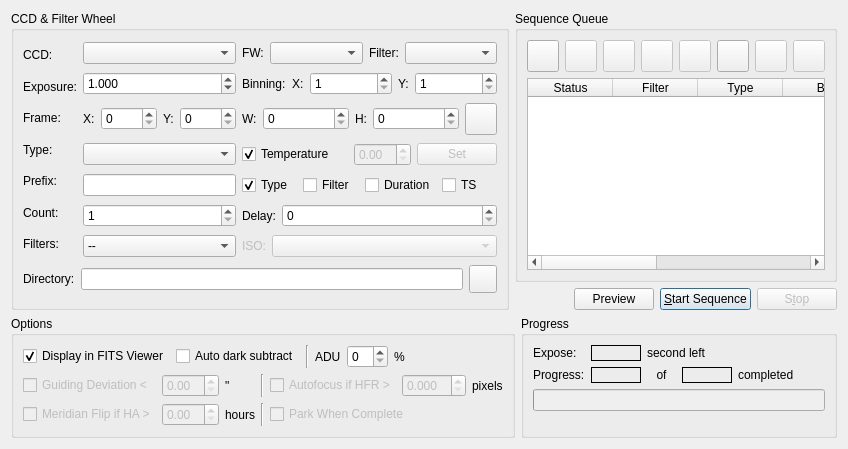
Old version of the form kstars/ekos/capture.ui in the repository KDE/kstars.
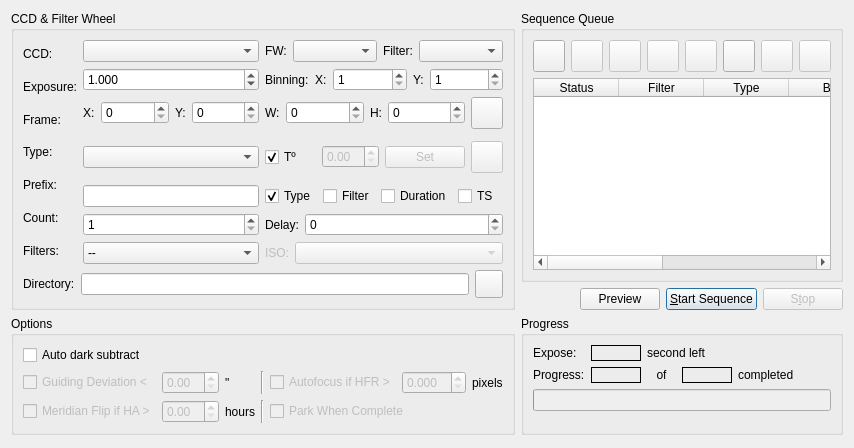
New version of the form.

Commit message: Remove display FITS option as it was an extra options that made things more complex and was not useful. FITS is always displayed now in the FITS viewer. Add preliminary work for flat field options

Diff of the .ui file:
```diff
--- a/kstars/ekos/capture.ui
+++ b/kstars/ekos/capture.ui
@@ -6,12 +6,10 @@
    <rect>
     <x>0</x>
     <y>0</y>
-    <width>800</width>
-    <height>444</height>
+    <width>803</width>
+    <height>448</height>
    </rect>
   </property>
-  <layout class="QVBoxLayout" name="verticalLayout_3">
-   <item>
     <layout class="QGridLayout" name="gridLayout_3">
      <item row="0" column="0">
       <widget class="QGroupBox" name="CCDFWGroup">
@@ -34,10 +32,174 @@
         <string>CCD &amp;&amp; Filter Wheel</string>
        </property>
        <layout class="QGridLayout" name="gridLayout">
-        <item row="4" column="1">
-         <widget class="QLineEdit" name="prefixIN"/>
+      <item row="0" column="0" rowspan="8">
+       <layout class="QVBoxLayout" name="verticalLayout">
+        <item>
+         <widget class="QLabel" name="textLabel1_6">
+          <property name="toolTip">
+           <string/>
+          </property>
+          <property name="whatsThis">
+           <string/>
+          </property>
+          <property name="text">
+           <string>CCD:</string>
+          </property>
+         </widget>
         </item>
-        <item row="1" column="2">
+        <item>
+         <widget class="QLabel" name="exposureLabel_2">
+          <property name="toolTip">
+           <string>Set the exposure time in seconds for individual images, if applicable</string>
+          </property>
+          <property name="whatsThis">
+           <string/>
+          </property>
+          <property name="text">
+           <string>Exposure:</string>
+          </property>
+         </widget>
+        </item>
+        <item>
+         <widget class="QLabel" name="textLabel1_12">
+          <property name="toolTip">
+           <string/>
+          </property>
+          <property name="whatsThis">
+           <string/>
+          </property>
+          <property name="text">
+           <string>Frame:</string>
+          </property>
+         </widget>
+        </item>
+        <item>
+         <widget class="QLabel" name="textLabel1_17">
+          <property name="toolTip">
+           <string/>
+          </property>
+          <property name="whatsThis">
+           <string/>
+          </property>
+          <property name="text">
+           <string>Type:</string>
+          </property>
+         </widget>
+        </item>
+        <item>
+         <widget class="QLabel" name="textLabel1_7">
+          <property name="toolTip">
+           <string>Prefix to append to the beginning of file names</string>
+          </property>
+          <property name="whatsThis">
+           <string/>
+          </property>
+          <property name="text">
+           <string>Prefix:</string>
+          </property>
+         </widget>
+        </item>
+        <item>
+         <widget class="QLabel" name="textLabel1_4">
+          <property name="toolTip">
+           <string>Number of images to capture</string>
+          </property>
+          <property name="whatsThis">
+           <string/>
+          </property>
+          <property name="text">
+           <string>Count:</string>
+          </property>
+         </widget>
+        </item>
+        <item>
+         <widget class="QLabel" name="label_8">
+          <property name="toolTip">
+           <string>Apply filter to image after capture to enhance it</string>
+          </property>
+          <property name="text">
+           <string>Filters:</string>
+          </property>
+         </widget>
+        </item>
+       </layout>
+      </item>
+      <item row="0" column="1">
+       <widget class="QComboBox" name="CCDCaptureCombo"/>
+      </item>
+      <item row="0" column="2" colspan="2">
+       <layout class="QHBoxLayout" name="horizontalLayout_4">
+        <item>
+         <widget class="QLabel" name="textLabel1_5_3">
+          <property name="toolTip">
+           <string>Filter Wheel</string>
+          </property>
+          <property name="whatsThis">
+           <string/>
+          </property>
+          <property name="text">
+           <string>FW:</string>
+          </property>
+         </widget>
+        </item>
+        <item>
+         <widget class="QComboBox" name="FilterCaptureCombo">
+          <property name="sizePolicy">
+           <sizepolicy hsizetype="MinimumExpanding" vsizetype="Fixed">
+            <horstretch>0</horstretch>
+            <verstretch>0</verstretch>
+           </sizepolicy>
+          </property>
+         </widget>
+        </item>
+        <item>
+         <widget class="QLabel" name="textLabel1_2_3">
+          <property name="toolTip">
+           <string>Number of images to capture</string>
+          </property>
+          <property name="whatsThis">
+           <string/>
+          </property>
+          <property name="text">
+           <string>Filter:</string>
+          </property>
+         </widget>
+        </item>
+        <item>
+         <widget class="QComboBox" name="FilterPosCombo">
+          <property name="sizePolicy">
+           <sizepolicy hsizetype="MinimumExpanding" vsizetype="Fixed">
+            <horstretch>0</horstretch>
+            <verstretch>0</verstretch>
+           </sizepolicy>
+          </property>
+         </widget>
+        </item>
+       </layout>
+      </item>
+      <item row="1" column="1">
+       <widget class="QDoubleSpinBox" name="exposureIN">
+        <property name="sizePolicy">
+         <sizepolicy hsizetype="MinimumExpanding" vsizetype="Fixed">
+          <horstretch>0</horstretch>
+          <verstretch>0</verstretch>
+         </sizepolicy>
+        </property>
+        <property name="decimals">
+         <number>3</number>
+        </property>
+        <property name="minimum">
+         <double>0.001000000000000</double>
+        </property>
+        <property name="maximum">
+         <double>3600.000000000000000</double>
+        </property>
+        <property name="value">
+         <double>1.000000000000000</double>
+        </property>
+       </widget>
+      </item>
+      <item row="1" column="2" colspan="2">
          <layout class="QHBoxLayout" name="horizontalLayout">
           <item>
            <widget class="QLabel" name="textLabel1_9">
@@ -124,52 +286,33 @@
           </item>
          </layout>
         </item>
-        <item row="6" column="2">
-         <layout class="QHBoxLayout" name="horizontalLayout_2">
+      <item row="2" column="1">
+       <layout class="QHBoxLayout" name="horizontalLayout_9">
           <item>
-           <widget class="QLabel" name="ISOLabel">
-            <property name="enabled">
-             <bool>false</bool>
-            </property>
+         <widget class="QLabel" name="textLabel1_13">
+          <property name="toolTip">
+           <string/>
+          </property>
+          <property name="whatsThis">
+           <string/>
+          </property>
             <property name="text">
-             <string>ISO:</string>
+           <string>X:</string>
             </property>
            </widget>
           </item>
           <item>
-           <widget class="QComboBox" name="ISOCombo">
-            <property name="enabled">
-             <bool>false</bool>
-            </property>
+         <widget class="QSpinBox" name="frameXIN">
             <property name="sizePolicy">
-             <sizepolicy hsizetype="MinimumExpanding" vsizetype="Fixed">
+           <sizepolicy hsizetype="Expanding" vsizetype="Fixed">
               <horstretch>0</horstretch>
               <verstretch>0</verstretch>
              </sizepolicy>
             </property>
            </widget>
           </item>
-         </layout>
-        </item>
-        <item row="6" column="1">
-         <widget class="QComboBox" name="filterCombo">
-          <property name="sizePolicy">
-           <sizepolicy hsizetype="MinimumExpanding" vsizetype="Fixed">
-            <horstretch>0</horstretch>
-            <verstretch>0</verstretch>
-           </sizepolicy>
-          </property>
           <item>
-           <property name="text">
-            <string>--</string>
-           </property>
-          </item>
-         </widget>
-        </item>
-        <item row="5" column="2">
-         <layout class="QHBoxLayout" name="horizontalLayout_3">
-          <item>
-           <widget class="QLabel" name="textLabel1_8">
+         <widget class="QLabel" name="textLabel1_14">
             <property name="toolTip">
              <string>Delay in seconds between consecutive images</string>
             </property>
@@ -177,36 +320,23 @@
              <string/>
             </property>
             <property name="text">
-             <string>Delay:</string>
+           <string>Y:</string>
             </property>
            </widget>
           </item>
           <item>
-           <widget class="QSpinBox" name="delayIN">
+         <widget class="QSpinBox" name="frameYIN">
             <property name="sizePolicy">
-             <sizepolicy hsizetype="MinimumExpanding" vsizetype="Fixed">
+           <sizepolicy hsizetype="Expanding" vsizetype="Fixed">
               <horstretch>0</horstretch>
               <verstretch>0</verstretch>
              </sizepolicy>
             </property>
-            <property name="maximum">
-             <number>3600</number>
-            </property>
            </widget>
           </item>
          </layout>
         </item>
-        <item row="3" column="1">
-         <widget class="QComboBox" name="frameTypeCombo">
-          <property name="sizePolicy">
-           <sizepolicy hsizetype="MinimumExpanding" vsizetype="Fixed">
-            <horstretch>0</horstretch>
-            <verstretch>0</verstretch>
-           </sizepolicy>
-          </property>
-         </widget>
-        </item>
-        <item row="2" column="2">
+      <item row="2" column="2" colspan="2">
          <layout class="QHBoxLayout" name="horizontalLayout_10">
           <item>
            <widget class="QLabel" name="textLabel1_15">
@@ -281,25 +411,51 @@
           </item>
          </layout>
         </item>
-        <item row="2" column="1">
-         <layout class="QHBoxLayout" name="horizontalLayout_9">
+      <item row="3" column="1" rowspan="2">
+       <widget class="QComboBox" name="frameTypeCombo">
+        <property name="sizePolicy">
+         <sizepolicy hsizetype="MinimumExpanding" vsizetype="Fixed">
+          <horstretch>0</horstretch>
+          <verstretch>0</verstretch>
+         </sizepolicy>
+        </property>
+       </widget>
+      </item>
+      <item row="3" column="2" rowspan="2" colspan="2">
+       <layout class="QHBoxLayout" name="horizontalLayout_12">
           <item>
-           <widget class="QLabel" name="textLabel1_13">
+         <widget class="QCheckBox" name="temperatureCheck">
             <property name="toolTip">
-             <string/>
-            </property>
-            <property name="whatsThis">
-             <string/>
-            </property>
+           <string>&lt;html&gt;&lt;head/&gt;&lt;body&gt;&lt;p&gt;Enforce temperature value before capturing an image&lt;/p&gt;&lt;/body&gt;&lt;/html&gt;</string>
+          </property>
+          <property name="text">
+           <string>Tº</string>
+          </property>
+          <property name="checked">
+           <bool>true</bool>
+          </property>
+         </widget>
+        </item>
+        <item>
+         <widget class="QLabel" name="temperatureOUT">
+          <property name="minimumSize">
+           <size>
+            <width>0</width>
+            <height>0</height>
+           </size>
+          </property>
             <property name="text">
-             <string>X:</string>
+           <string/>
             </property>
            </widget>
           </item>
           <item>
-           <widget class="QSpinBox" name="frameXIN">
+         <widget class="QDoubleSpinBox" name="temperatureIN">
+          <property name="enabled">
+           <bool>false</bool>
+          </property>
             <property name="sizePolicy">
-             <sizepolicy hsizetype="Expanding" vsizetype="Fixed">
+           <sizepolicy hsizetype="MinimumExpanding" vsizetype="Fixed">
               <horstretch>0</horstretch>
               <verstretch>0</verstretch>
              </sizepolicy>
@@ -307,7 +463,10 @@
            </widget>
           </item>
           <item>
-           <widget class="QLabel" name="textLabel1_14">
+         <widget class="QPushButton" name="setTemperatureB">
+          <property name="enabled">
+           <bool>false</bool>
+          </property>
             <property name="toolTip">
              <string/>
             </property>
@@ -315,23 +474,47 @@
              <string/>
             </property>
             <property name="text">
-             <string>Y:</string>
+           <string>Set</string>
             </property>
            </widget>
           </item>
           <item>
-           <widget class="QSpinBox" name="frameYIN">
+         <widget class="QPushButton" name="calibrationB">
+          <property name="enabled">
+           <bool>false</bool>
+          </property>
             <property name="sizePolicy">
-             <sizepolicy hsizetype="Expanding" vsizetype="Fixed">
+           <sizepolicy hsizetype="Fixed" vsizetype="Fixed">
               <horstretch>0</horstretch>
               <verstretch>0</verstretch>
              </sizepolicy>
             </property>
+          <property name="minimumSize">
+           <size>
+            <width>32</width>
+            <height>32</height>
+           </size>
+          </property>
+          <property name="maximumSize">
+           <size>
+            <width>32</width>
+            <height>32</height>
+           </size>
+          </property>
+          <property name="toolTip">
+           <string>Calibration Options</string>
+          </property>
+          <property name="text">
+           <string/>
+          </property>
            </widget>
           </item>
          </layout>
         </item>
-        <item row="4" column="2">
+      <item row="5" column="1">
+       <widget class="QLineEdit" name="prefixIN"/>
+      </item>
+      <item row="5" column="2" colspan="2">
          <layout class="QHBoxLayout" name="horizontalLayout_16">
           <item>
            <widget class="QCheckBox" name="frameTypeCheck">
@@ -381,7 +564,41 @@
           </item>
          </layout>
         </item>
-        <item row="7" column="0" colspan="3">
+      <item row="6" column="1">
+       <widget class="QSpinBox" name="countIN">
+        <property name="sizePolicy">
+         <sizepolicy hsizetype="MinimumExpanding" vsizetype="Fixed">
+          <horstretch>0</horstretch>
+          <verstretch>0</verstretch>
+         </sizepolicy>
+        </property>
+        <property name="minimum">
+         <number>1</number>
+        </property>
+        <property name="maximum">
+         <number>999</number>
+        </property>
+        <property name="value">
+         <number>1</number>
+        </property>
+       </widget>
+      </item>
+      <item row="7" column="1">
+       <widget class="QComboBox" name="filterCombo">
+        <property name="sizePolicy">
+         <sizepolicy hsizetype="MinimumExpanding" vsizetype="Fixed">
+          <horstretch>0</horstretch>
+          <verstretch>0</verstretch>
+         </sizepolicy>
+        </property>
+        <item>
+         <property name="text">
+          <string>--</string>
+         </property>
+        </item>
+       </widget>
+      </item>
+      <item row="8" column="0" colspan="4">
          <layout class="QHBoxLayout" name="horizontalLayout_8">
           <item>
            <widget class="QLabel" name="textLabel1_18">
@@ -426,252 +643,67 @@
           </item>
          </layout>
         </item>
+      <item row="7" column="2" colspan="2">
+       <layout class="QHBoxLayout" name="horizontalLayout_2">
+        <item>
+         <widget class="QLabel" name="ISOLabel">
+          <property name="enabled">
+           <bool>false</bool>
+          </property>
+          <property name="text">
+           <string>ISO:</string>
+          </property>
+         </widget>
+        </item>
+        <item>
+         <widget class="QComboBox" name="ISOCombo">
+          <property name="enabled">
+           <bool>false</bool>
+          </property>
+          <property name="sizePolicy">
+           <sizepolicy hsizetype="MinimumExpanding" vsizetype="Fixed">
+            <horstretch>0</horstretch>
+            <verstretch>0</verstretch>
+           </sizepolicy>
+          </property>
+         </widget>
+        </item>
+       </layout>
+      </item>
+      <item row="6" column="2" colspan="2">
+       <layout class="QHBoxLayout" name="horizontalLayout_3">
+        <item>
+         <widget class="QLabel" name="textLabel1_8">
+          <property name="toolTip">
+           <string>Delay in seconds between consecutive images</string>
+          </property>
+          <property name="whatsThis">
+           <string/>
+          </property>
+          <property name="text">
+           <string>Delay:</string>
+          </property>
+         </widget>
+        </item>
+        <item>
+         <widget class="QSpinBox" name="delayIN">
+          <property name="sizePolicy">
+           <sizepolicy hsizetype="MinimumExpanding" vsizetype="Fixed">
+            <horstretch>0</horstretch>
+            <verstretch>0</verstretch>
+           </sizepolicy>
+          </property>
+          <property name="maximum">
+           <number>3600</number>
+          </property>
+         </widget>
+        </item>
+       </layout>
+      </item>
+     </layout>
+    </widget>
+   </item>
         <item row="0" column="1">
-         <widget class="QComboBox" name="CCDCaptureCombo"/>
-        </item>
-        <item row="0" column="0" rowspan="7">
-         <layout class="QVBoxLayout" name="verticalLayout">
-          <item>
-           <widget class="QLabel" name="textLabel1_6">
-            <property name="toolTip">
-             <string/>
-            </property>
-            <property name="whatsThis">
-             <string/>
-            </property>
-            <property name="text">
-             <string>CCD:</string>
-            </property>
-           </widget>
-          </item>
-          <item>
-           <widget class="QLabel" name="exposureLabel_2">
-            <property name="toolTip">
-             <string>Set the exposure time in seconds for individual images, if applicable</string>
-            </property>
-            <property name="whatsThis">
-             <string/>
-            </property>
-            <property name="text">
-             <string>Exposure:</string>
-            </property>
-           </widget>
-          </item>
-          <item>
-           <widget class="QLabel" name="textLabel1_12">
-            <property name="toolTip">
-             <string/>
-            </property>
-            <property name="whatsThis">
-             <string/>
-            </property>
-            <property name="text">
-             <string>Frame:</string>
-            </property>
-           </widget>
-          </item>
-          <item>
-           <widget class="QLabel" name="textLabel1_17">
-            <property name="toolTip">
-             <string/>
-            </property>
-            <property name="whatsThis">
-             <string/>
-            </property>
-            <property name="text">
-             <string>Type:</string>
-            </property>
-           </widget>
-          </item>
-          <item>
-           <widget class="QLabel" name="textLabel1_7">
-            <property name="toolTip">
-             <string>Prefix to append to the beginning of file names</string>
-            </property>
-            <property name="whatsThis">
-             <string/>
-            </property>
-            <property name="text">
-             <string>Prefix:</string>
-            </property>
-           </widget>
-          </item>
-          <item>
-           <widget class="QLabel" name="textLabel1_4">
-            <property name="toolTip">
-             <string>Number of images to capture</string>
-            </property>
-            <property name="whatsThis">
-             <string/>
-            </property>
-            <property name="text">
-             <string>Count:</string>
-            </property>
-           </widget>
-          </item>
-          <item>
-           <widget class="QLabel" name="label_8">
-            <property name="toolTip">
-             <string>Apply filter to image after capture to enhance it</string>
-            </property>
-            <property name="text">
-             <string>Filters:</string>
-            </property>
-           </widget>
-          </item>
-         </layout>
-        </item>
-        <item row="1" column="1">
-         <widget class="QDoubleSpinBox" name="exposureIN">
-          <property name="sizePolicy">
-           <sizepolicy hsizetype="MinimumExpanding" vsizetype="Fixed">
-            <horstretch>0</horstretch>
-            <verstretch>0</verstretch>
-           </sizepolicy>
-          </property>
-          <property name="decimals">
-           <number>3</number>
-          </property>
-          <property name="minimum">
-           <double>0.001000000000000</double>
-          </property>
-          <property name="maximum">
-           <double>3600.000000000000000</double>
-          </property>
-          <property name="value">
-           <double>1.000000000000000</double>
-          </property>
-         </widget>
-        </item>
-        <item row="5" column="1">
-         <widget class="QSpinBox" name="countIN">
-          <property name="sizePolicy">
-           <sizepolicy hsizetype="MinimumExpanding" vsizetype="Fixed">
-            <horstretch>0</horstretch>
-            <verstretch>0</verstretch>
-           </sizepolicy>
-          </property>
-          <property name="minimum">
-           <number>1</number>
-          </property>
-          <property name="maximum">
-           <number>999</number>
-          </property>
-          <property name="value">
-           <number>1</number>
-          </property>
-         </widget>
-        </item>
-        <item row="3" column="2">
-         <layout class="QHBoxLayout" name="horizontalLayout_17">
-          <item>
-           <widget class="QCheckBox" name="temperatureCheck">
-            <property name="toolTip">
-             <string>&lt;html&gt;&lt;head/&gt;&lt;body&gt;&lt;p&gt;Enforce temperature value before capturing an image&lt;/p&gt;&lt;/body&gt;&lt;/html&gt;</string>
-            </property>
-            <property name="text">
-             <string>Temperature</string>
-            </property>
-            <property name="checked">
-             <bool>true</bool>
-            </property>
-           </widget>
-          </item>
-          <item>
-           <widget class="QLabel" name="temperatureOUT">
-            <property name="minimumSize">
-             <size>
-              <width>0</width>
-              <height>0</height>
-             </size>
-            </property>
-            <property name="text">
-             <string/>
-            </property>
-           </widget>
-          </item>
-          <item>
-           <widget class="QDoubleSpinBox" name="temperatureIN">
-            <property name="enabled">
-             <bool>false</bool>
-            </property>
-            <property name="sizePolicy">
-             <sizepolicy hsizetype="MinimumExpanding" vsizetype="Fixed">
-              <horstretch>0</horstretch>
-              <verstretch>0</verstretch>
-             </sizepolicy>
-            </property>
-           </widget>
-          </item>
-          <item>
-           <widget class="QPushButton" name="setTemperatureB">
-            <property name="enabled">
-             <bool>false</bool>
-            </property>
-            <property name="toolTip">
-             <string>Set CCD temperature</string>
-            </property>
-            <property name="text">
-             <string>Set</string>
-            </property>
-           </widget>
-          </item>
-         </layout>
-        </item>
-        <item row="0" column="2">
-         <layout class="QHBoxLayout" name="horizontalLayout_4">
-          <item>
-           <widget class="QLabel" name="textLabel1_5_3">
-            <property name="toolTip">
-             <string>Filter Wheel</string>
-            </property>
-            <property name="whatsThis">
-             <string/>
-            </property>
-            <property name="text">
-             <string>FW:</string>
-            </property>
-           </widget>
-          </item>
-          <item>
-           <widget class="QComboBox" name="FilterCaptureCombo">
-            <property name="sizePolicy">
-             <sizepolicy hsizetype="MinimumExpanding" vsizetype="Fixed">
-              <horstretch>0</horstretch>
-              <verstretch>0</verstretch>
-             </sizepolicy>
-            </property>
-           </widget>
-          </item>
-          <item>
-           <widget class="QLabel" name="textLabel1_2_3">
-            <property name="toolTip">
-             <string>Number of images to capture</string>
-            </property>
-            <property name="whatsThis">
-             <string/>
-            </property>
-            <property name="text">
-             <string>Filter:</string>
-            </property>
-           </widget>
-          </item>
-          <item>
-           <widget class="QComboBox" name="FilterPosCombo">
-            <property name="sizePolicy">
-             <sizepolicy hsizetype="MinimumExpanding" vsizetype="Fixed">
-              <horstretch>0</horstretch>
-              <verstretch>0</verstretch>
-             </sizepolicy>
-            </property>
-           </widget>
-          </item>
-         </layout>
-        </item>
-       </layout>
-      </widget>
-     </item>
-     <item row="0" column="1" colspan="2">
       <layout class="QVBoxLayout" name="SequenceQueue">
        <item>
         <widget class="QGroupBox" name="groupBox">
@@ -996,7 +1028,7 @@
        </item>
       </layout>
      </item>
-     <item row="1" column="0" colspan="2">
+   <item row="1" column="0">
       <widget class="QGroupBox" name="optionsGroup">
        <property name="title">
         <string>Options</string>
@@ -1004,19 +1036,6 @@
        <layout class="QVBoxLayout" name="verticalLayout_2">
         <item>
          <layout class="QHBoxLayout" name="horizontalLayout_5">
-          <item>
-           <widget class="QCheckBox" name="displayCheck">
-            <property name="toolTip">
-             <string>Display captured sequence images in the FITS Viewer</string>
-            </property>
-            <property name="text">
-             <string>Display in FITS Viewer</string>
-            </property>
-            <property name="checked">
-             <bool>true</bool>
-            </property>
-           </widget>
-          </item>
           <item>
            <widget class="QCheckBox" name="darkSubCheck">
             <property name="toolTip">
@@ -1030,46 +1049,6 @@
             </property>
            </widget>
           </item>
-          <item>
-           <widget class="Line" name="ADUSeparator">
-            <property name="enabled">
-             <bool>true</bool>
-            </property>
-            <property name="orientation">
-             <enum>Qt::Vertical</enum>
-            </property>
-           </widget>
-          </item>
-          <item>
-           <widget class="QLabel" name="ADULabel">
-            <property name="toolTip">
-             <string>If set, Ekos will capture a few flat images to determine the optimal exposure time to achieve the desired ADU percentage.</string>
-            </property>
-            <property name="text">
-             <string>ADU</string>
-            </property>
-           </widget>
-          </item>
-          <item>
-           <widget class="QSpinBox" name="ADUValue">
-            <property name="toolTip">
-             <string/>
-            </property>
-           </widget>
-          </item>
-          <item>
-           <widget class="QLabel" name="ADUPercentageLabel">
-            <property name="toolTip">
-             <string>Number of images to capture</string>
-            </property>
-            <property name="whatsThis">
-             <string/>
-            </property>
-            <property name="text">
-             <string>%</string>
-            </property>
-           </widget>
-          </item>
           <item>
            <spacer name="horizontalSpacer_3">
             <property name="orientation">
@@ -1260,7 +1239,7 @@
        </layout>
       </widget>
      </item>
-     <item row="1" column="2">
+   <item row="1" column="1">
       <widget class="QGroupBox" name="progressGroup">
        <property name="title">
         <string>Progress</string>
@@ -1417,9 +1396,7 @@
        </layout>
       </widget>
      </item>
-    </layout>
-   </item>
-   <item>
+   <item row="2" column="0">
     <spacer name="verticalSpacer">
      <property name="orientation">
       <enum>Qt::Vertical</enum>
```
Left out of the diff: 14 changed lines with no effect on the pictures. Lines whose indentation alone changed are shown as unchanged. The commit also changes 6 other files.
